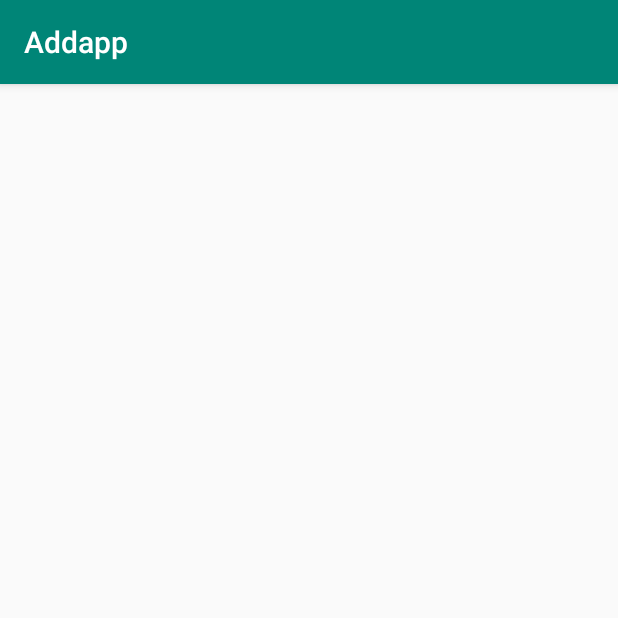
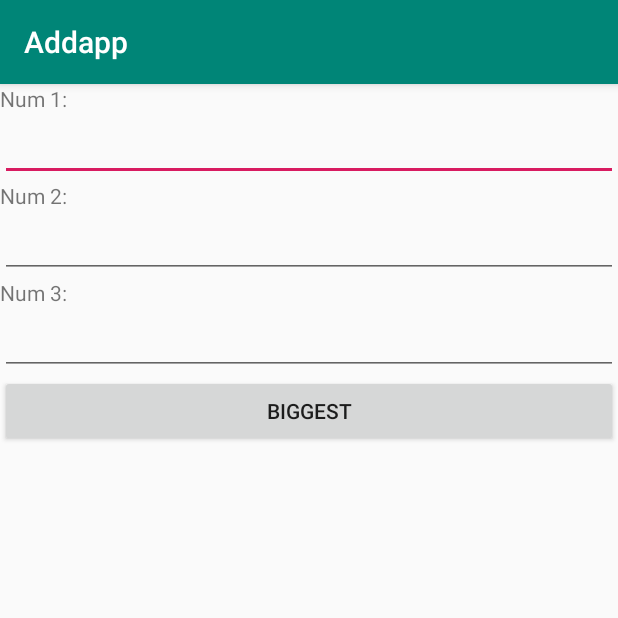
Before and after one commit to ajisvarghese/Addapp, an Android app: the WelcomeActivity screen opened directly, with no data from a screen before it, on a phone screen of 412 x 824 dp, the top half of it. Run offline under Robolectric (Android 15) with nearby library versions, the phone set to English and light mode, and no system bars.

Commit message:
'Biggest'

```diff
--- a/app/src/main/java/com/cas/hp/addapp/WelcomeActivity.java
+++ b/app/src/main/java/com/cas/hp/addapp/WelcomeActivity.java
@@ -2,12 +2,53 @@ package com.cas.hp.addapp;
 
 import android.support.v7.app.AppCompatActivity;
 import android.os.Bundle;
+import android.view.View;
+import android.widget.Button;
+import android.widget.EditText;
 
 public class WelcomeActivity extends AppCompatActivity {
-
+    EditText fnum,snum,tnum,res;
+    String getres,getFnum,getSnum,getTnum;
+    Button b;
+ int big;
     @Override
     protected void onCreate(Bundle savedInstanceState) {
         super.onCreate(savedInstanceState);
         setContentView(R.layout.activity_welcome);
+        fnum=(EditText)findViewById(R.id.fn);
+        snum=(EditText)findViewById(R.id.sn);
+        tnum=(EditText)findViewById(R.id.tn);
+        res=(EditText)findViewById(R.id.su);
+        b=(Button)findViewById(R.id.big);
+        b.setOnClickListener(new View.OnClickListener() {
+            @Override
+            public void onClick(View v) {
+                getFnum=fnum.getText().toString();
+                int fn=Integer.parseInt(getFnum);
+                getSnum=snum.getText().toString();
+                int sn=Integer.parseInt(getSnum);
+                getTnum=tnum.getText().toString();
+                int tn=Integer.parseInt(getTnum);
+                if(fn>sn)
+                {
+                   big=fn;
+                }
+                else
+                {
+                    big=sn;
+                }
+                if(big>tn)
+                {
+                    big=big;
+                }
+                else
+                {
+                    big=tn;
+                }
+                getres=Integer.toString(big);
+                res.setVisibility(View.VISIBLE);
+                res.setText(getres);
+            }
+        });
     }
 }
--- a/app/src/main/res/layout/activity_main.xml
+++ b/app/src/main/res/layout/activity_main.xml
@@ -20,7 +20,8 @@
         android:layout_width="match_parent"
         android:layout_height="wrap_content"
         android:id="@+id/bn"
-        android:inputType="number"/>
+        android:inputType="number"
+        android:hint="Enter the Number"/>
     <Button
         android:layout_width="match_parent"
         android:layout_height="wrap_content"
--- a/app/src/main/res/layout/activity_welcome.xml
+++ b/app/src/main/res/layout/activity_welcome.xml
@@ -1,9 +1,43 @@
-<?xml version="1.0" encoding="utf-8"?>
-<android.support.constraint.ConstraintLayout xmlns:android="http://schemas.android.com/apk/res/android"
-    xmlns:app="http://schemas.android.com/apk/res-auto"
-    xmlns:tools="http://schemas.android.com/tools"
+<LinearLayout android:layout_height="match_parent"
+    xmlns:android="http://schemas.android.com/apk/res/android"
     android:layout_width="match_parent"
-    android:layout_height="match_parent"
-    tools:context=".WelcomeActivity">
-
-</android.support.constraint.ConstraintLayout>
+    android:orientation="vertical">
+    <TextView
+        android:layout_width="match_parent"
+        android:layout_height="wrap_content"
+        android:text="Num 1:"/>
+    <EditText
+        android:layout_width="match_parent"
+        android:layout_height="wrap_content"
+        android:inputType="number"
+        android:id="@+id/fn"/>
+    <TextView
+        android:layout_width="match_parent"
+        android:layout_height="wrap_content"
+        android:text="Num 2:"/>
+    <EditText
+        android:layout_width="match_parent"
+        android:layout_height="wrap_content"
+        android:inputType="number"
+        android:id="@+id/sn"/>
+    <TextView
+        android:layout_width="match_parent"
+        android:layout_height="wrap_content"
+        android:text="Num 3:"/>
+    <EditText
+        android:layout_width="match_parent"
+        android:layout_height="wrap_content"
+        android:inputType="number"
+        android:id="@+id/tn"/>
+    <Button
+        android:layout_width="match_parent"
+        android:layout_height="wrap_content"
+        android:text="Biggest"
+        android:id="@+id/big"/>
+    <EditText
+        android:layout_width="match_parent"
+        android:layout_height="wrap_content"
+        android:visibility="gone"
+        android:id="@+id/su"
+        android:editable="false"/>
+</LinearLayout>
```
